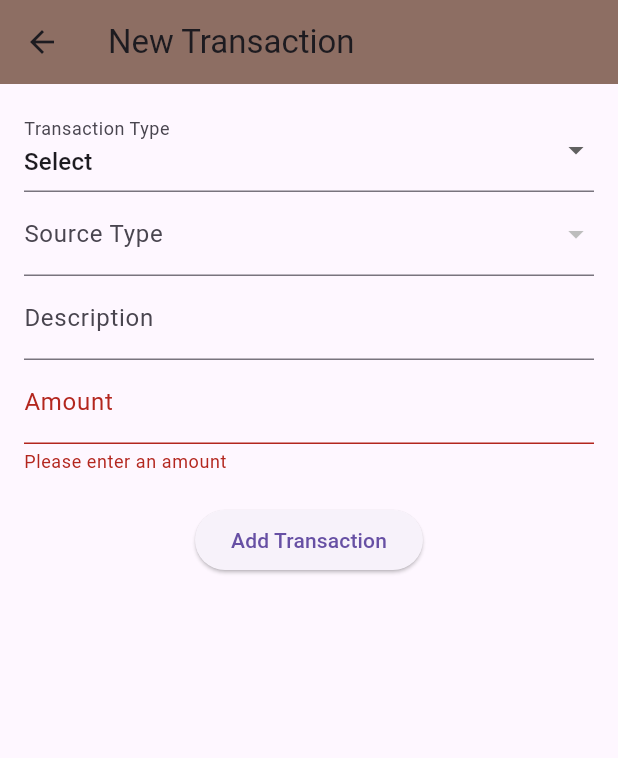
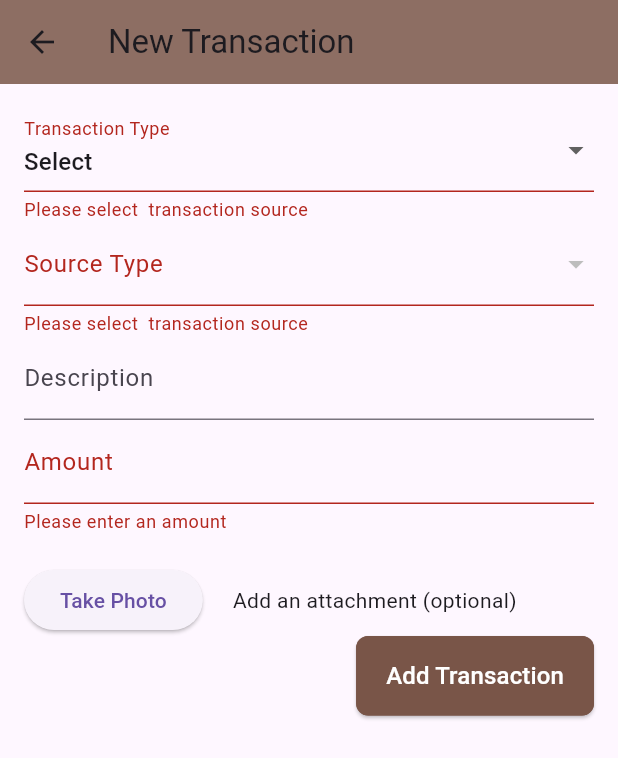
Before and after one commit to sliit-app-innovator/spend-wise, a Flutter app: the AddTransactionPage screen opened directly, after a tap on "Add Transaction", on a phone screen of 412 x 824 dp. Shown: the top 758 px of the screen. Run offline on Flutter 3.47's test engine with Material 3 defaults, Android fonts, the phone set to English and light mode, and no system bars; our stand-ins replace cloud_firestore, firebase_core, fl_chart, image_picker, shared_preferences, sqflite; accounts and stored records are empty.

Commit message:
photo picker

```diff
--- a/lib/dto/transaction.dart
+++ b/lib/dto/transaction.dart
@@ -5,18 +5,19 @@ class TransactionDto {
   final String source;
   final String description;
   final double amount;
-  final String attachmentUrl;
+  String? attachmentUrl;
   final String txnTime;
 
-  TransactionDto(
-      {this.id,
+  TransactionDto({
+    this.id,
     required this.userId,
     required this.type,
     required this.source,
     required this.description,
     required this.amount,
     required this.attachmentUrl,
-      required this.txnTime});
+    required this.txnTime,
+  });
 
   // Converts User object to a map to store in Firestore
   Map<String, dynamic> toJson() {
--- a/lib/model/transaction_repository.dart
+++ b/lib/model/transaction_repository.dart
@@ -51,7 +51,6 @@ class TransactionRepository {
 
   // Insert a new transaction
   Future<int> insertTransaction(TransactionDto transaction) async {
-    print(transaction.amount);
     Database db = await database;
     return await db.insert('transactions', transaction.toJsonSQL(),
         conflictAlgorithm: ConflictAlgorithm.replace);
--- a/lib/pages/add_transaction_page.dart
+++ b/lib/pages/add_transaction_page.dart
@@ -1,8 +1,11 @@
 import 'package:flutter/material.dart';
 import 'package:spend_wise/dto/transaction.dart';
-import 'package:uuid/uuid.dart';
 import 'package:intl/intl.dart';
 import 'package:spend_wise/model/transaction_repository.dart';
+import 'dart:io';
+import 'package:image_picker/image_picker.dart';
+import 'package:path_provider/path_provider.dart';
+import 'package:path/path.dart';
 
 class AddTransactionPage extends StatefulWidget {
   const AddTransactionPage({super.key});
@@ -51,6 +54,9 @@ class _AddExpensesPage extends State<AddTransactionPage> {
   ];
   String _description = '';
   double _amount = 0.0;
+  File? _imageFile;
+  String attachmentUrl = '';
+  final ImagePicker _picker = ImagePicker();
 
   // Controller to clear fields
   final TextEditingController _descriptionController = TextEditingController();
@@ -69,7 +75,7 @@ class _AddExpensesPage extends State<AddTransactionPage> {
           description: _description,
           amount: _amount,
           txnTime: formattedDate,
-          attachmentUrl: "NA");
+          attachmentUrl: attachmentUrl);
 
       await TransactionRepository().insertTransaction(txn);
       setState(() {
@@ -105,13 +111,9 @@ class _AddExpensesPage extends State<AddTransactionPage> {
                         if (_selectedType == 'Income') {
                           _selectedSourceTypes = incomeSourceType;
                           _selectedSourceType = 'Salary';
-                          ;
-                        } else if (_selectedType == 'Expense') {
+                        } else {
                           _selectedSourceTypes = expenseSourceType;
                           _selectedSourceType = 'Food & Groceries';
-                        } else {
-                          //    _selectedSourceTypes = [''];
-                          _selectedSourceTypes = expenseSourceType;
                         }
                       });
                     },
@@ -121,7 +123,14 @@ class _AddExpensesPage extends State<AddTransactionPage> {
                         child: Text(type),
                       );
                     }).toList(),
-                    decoration: InputDecoration(labelText: 'Transaction Type'),
+                    decoration:
+                        const InputDecoration(labelText: 'Transaction Type'),
+                    validator: (value) {
+                      if (value == null || value.isEmpty || value == 'Select') {
+                        return 'Please select  transaction source';
+                      }
+                      return null;
+                    },
                   ),
                   DropdownButtonFormField<String>(
                     value: _selectedSourceType,
@@ -137,17 +146,23 @@ class _AddExpensesPage extends State<AddTransactionPage> {
                       );
                     }).toList(),
                     decoration: InputDecoration(labelText: 'Source Type'),
+                    validator: (value) {
+                      if (value == null || value.isEmpty || value == 'Select') {
+                        return 'Please select  transaction source';
+                      }
+                      return null;
+                    },
                   ),
                   TextFormField(
                     controller: _descriptionController,
-                    decoration: InputDecoration(labelText: 'Description'),
+                    decoration: const InputDecoration(labelText: 'Description'),
                     onSaved: (value) {
                       _description = value!;
                     },
                   ),
                   TextFormField(
                     controller: _amountController,
-                    decoration: InputDecoration(labelText: 'Amount'),
+                    decoration: const InputDecoration(labelText: 'Amount'),
                     keyboardType: TextInputType.number,
                     validator: (value) {
                       if (value == null || value.isEmpty) {
@@ -162,11 +177,46 @@ class _AddExpensesPage extends State<AddTransactionPage> {
                       _amount = double.parse(value!);
                     },
                   ),
-                  SizedBox(height: 20),
-                  ElevatedButton(
-                    onPressed: _addTransaction,
-                    child: Text('Add Transaction'),
+                  const SizedBox(height: 20),
+                  Row(
+                    mainAxisAlignment: MainAxisAlignment.start,
+                    children: [
+                      ElevatedButton(
+                        onPressed: _takePhoto,
+                        child: const Text('Take Photo'),
+                      ),
+                      const SizedBox(width: 20),
+                      _imageFile != null
+                          ? SizedBox(
+                              width: 40,
+                              height: 40,
+                              child: Image.file(_imageFile!, fit: BoxFit.cover),
+                            )
+                          : const Text('Add an attachment (optional)'),
+                    ],
                   ),
+                  Row(mainAxisAlignment: MainAxisAlignment.end, children: [
+                    ElevatedButton(
+                      onPressed: _addTransaction,
+                      style: ElevatedButton.styleFrom(
+                        backgroundColor: Colors.brown,
+                        foregroundColor: Colors.white,
+                        shape: RoundedRectangleBorder(
+                          borderRadius:
+                              BorderRadius.circular(8.0), // Rounded corners
+                          side: const BorderSide(
+                              color: Colors.brown), // Border color
+                        ),
+                        padding: const EdgeInsets.symmetric(
+                            horizontal: 20, vertical: 15), // Button padding
+                      ),
+                      child: const Text(
+                        'Add Transaction',
+                        style: TextStyle(
+                            fontSize: 16), // Customize the font size if needed
+                      ),
+                    ),
+                  ]),
                 ],
               ),
             ),
@@ -188,4 +238,37 @@ class _AddExpensesPage extends State<AddTransactionPage> {
       ),
     );
   }
+
+  // Method to take a photo
+  Future<void> _takePhoto() async {
+    final XFile? photo = await _picker.pickImage(source: ImageSource.camera);
+    if (photo != null) {
+      final savedImage = await _saveImageToLocalDirectory(photo);
+      attachmentUrl = savedImage.path.toString();
+      setState(() {
+        _imageFile = savedImage;
+      });
+    }
+  }
+
+  // Method to save the image to a local directory
+  Future<File> _saveImageToLocalDirectory(XFile image) async {
+    final directory = await getApplicationDocumentsDirectory();
+    final String path = directory.path;
+    final String fileName = basename(image.path);
+    final File localImage = await File(image.path).copy('$path/$fileName');
+    return localImage;
+  }
+
+  // Method to reload the saved image (if it exists)
+  Future<void> _loadSavedImage() async {
+    final directory = await getApplicationDocumentsDirectory();
+    final String path = directory.path;
+    final File savedImage = File('$path/saved_image.jpg');
+    if (await savedImage.exists()) {
+      setState(() {
+        _imageFile = savedImage;
+      });
+    }
+  }
 }
--- a/pubspec.yaml
+++ b/pubspec.yaml
@@ -45,6 +45,8 @@ dev_dependencies:
   firebase_core: ^2.16.0
   firebase_storage: ^11.2.6
   image_picker: ^0.8.5+3
+  path_provider: ^2.0.11
+  path: ^1.8.1
   shared_preferences: ^2.0.10
   fl_chart: ^0.50.1
   flutter_test:
```
Also changed, not shown: lib/pages/transactions_page.dart (+44 -18 lines), 2 other files. Lines whose indentation alone changed are shown as unchanged.
